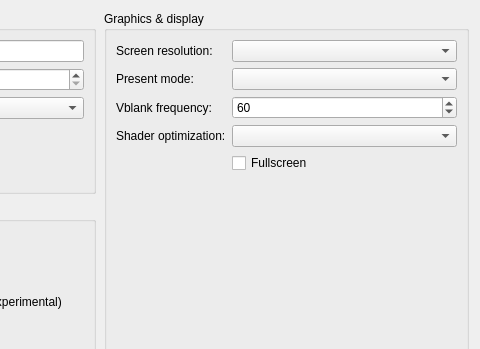
Old version of the form src/launcher/forms/configuration_edit_dialog.ui in the repository ChronoRPG/KytyPS5AstroAMD; both pictures show x 280 to 760 and y 0 to 349 of the 760 by 620 pixel window.
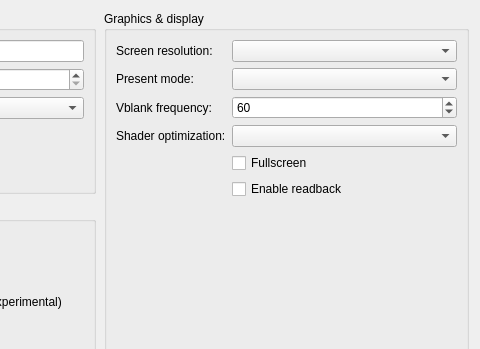
New version of the form. Custom widgets are drawn as their Qt base class.

Commit message: launcher: add readback option

Diff of the .ui file:
```diff
--- a/src/launcher/forms/configuration_edit_dialog.ui
+++ b/src/launcher/forms/configuration_edit_dialog.ui
@@ -133,6 +133,12 @@
           <property name="text"><string>Fullscreen</string></property>
          </widget>
         </item>
+        <item row="5" column="1">
+         <widget class="QCheckBox" name="checkBox_readback">
+          <property name="toolTip"><string>Read back writable linear images</string></property>
+          <property name="text"><string>Enable readback</string></property>
+         </widget>
+        </item>
        </layout>
       </widget>
      </item>
```
The commit also changes 3 other files.
